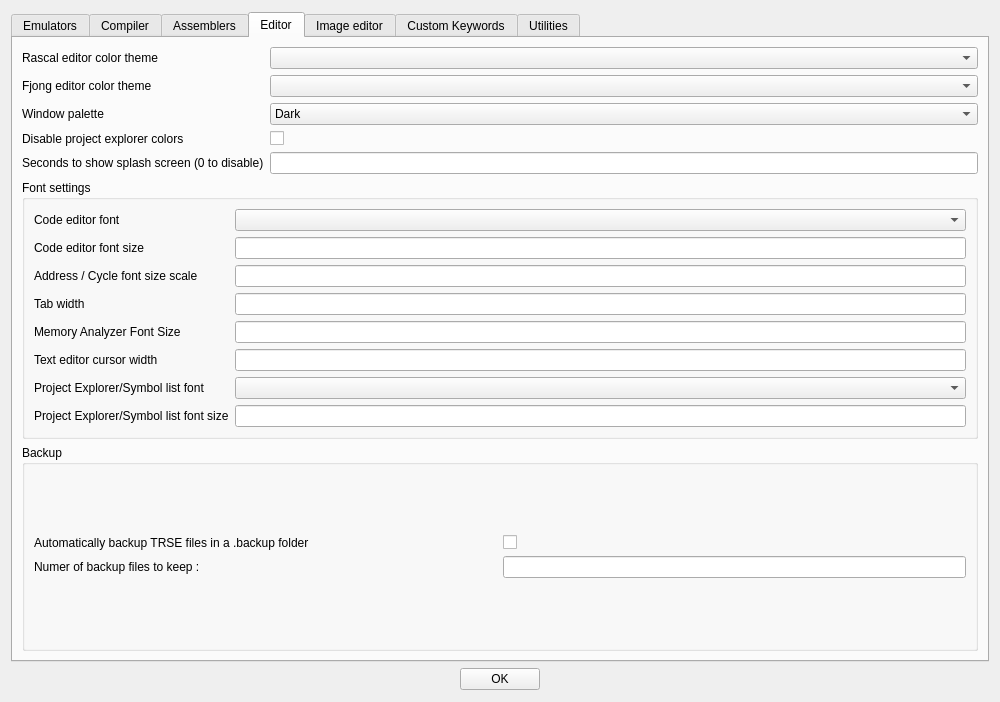
Qt form source/dialogtrsesettings.ui (leuat/TRSE) before a commit.
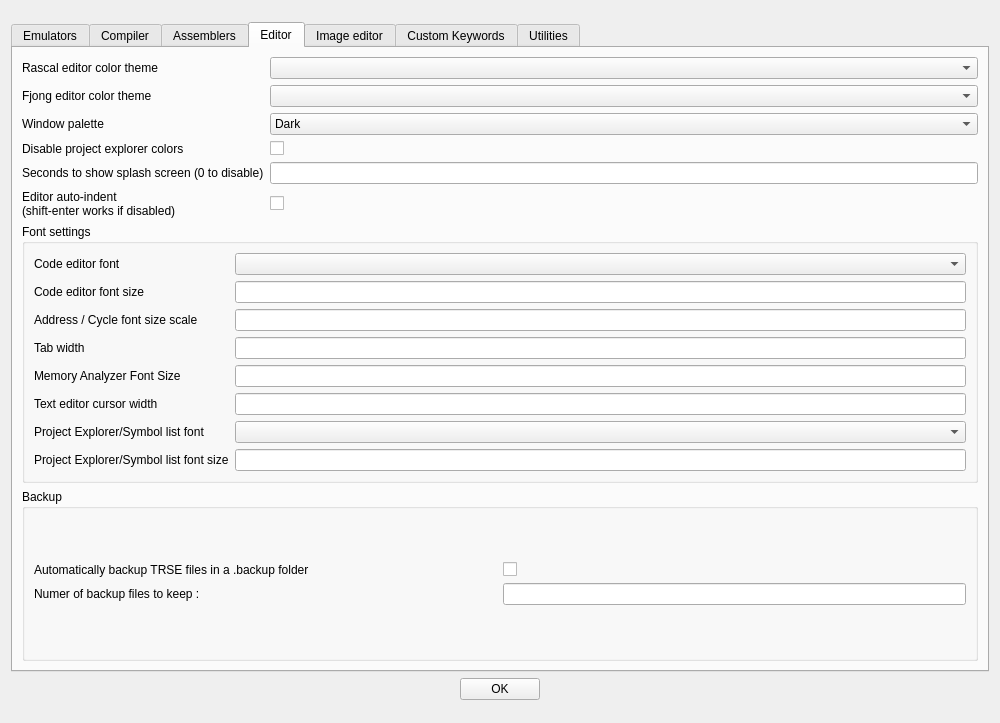
The same form after that commit. The open tabs and pages were chosen to show the change.

Commit message:
Feature: auto indent editor & tab/backtab (#596)
* Tab/Backtab, auto indent, auto end;
* Fix tiny bug
* TRSE autocomplete settings + file extensions added to codeeditor
* Fix dot
* Make setting to be enabled/disabled
* Remove debugs
* Update description in settings

```diff
--- a/source/dialogtrsesettings.ui
+++ b/source/dialogtrsesettings.ui
@@ -7,7 +7,7 @@
     <x>0</x>
     <y>0</y>
     <width>1000</width>
-    <height>702</height>
+    <height>723</height>
    </rect>
   </property>
   <property name="windowTitle">
@@ -25,7 +25,7 @@
         </size>
        </property>
        <property name="currentIndex">
-        <number>2</number>
+        <number>3</number>
        </property>
        <widget class="QWidget" name="tab_2">
         <attribute name="title">
@@ -1053,8 +1053,29 @@
         <layout class="QGridLayout" name="gridLayout_24">
          <item row="0" column="0">
           <layout class="QGridLayout" name="gridLayout_5">
-           <item row="1" column="1">
-            <widget class="QComboBox" name="cmbThemeFjong"/>
+           <item row="3" column="2">
+            <widget class="QCheckBox" name="chkDisableFileColors">
+             <property name="text">
+              <string/>
+             </property>
+            </widget>
+           </item>
+           <item row="0" column="2">
+            <widget class="QComboBox" name="cmbTheme"/>
+           </item>
+           <item row="2" column="2">
+            <widget class="QComboBox" name="cmbPalette">
+             <item>
+              <property name="text">
+               <string>Dark</string>
+              </property>
+             </item>
+             <item>
+              <property name="text">
+               <string>Light</string>
+              </property>
+             </item>
+            </widget>
            </item>
            <item row="4" column="0">
             <widget class="QLabel" name="label_47">
@@ -1063,10 +1084,18 @@
              </property>
             </widget>
            </item>
-           <item row="2" column="0">
-            <widget class="QLabel" name="label_8">
+           <item row="0" column="0">
+            <widget class="QLabel" name="label_3">
              <property name="text">
-              <string>Window palette</string>
+              <string>Rascal editor color theme</string>
+             </property>
+            </widget>
+           </item>
+           <item row="5" column="0">
+            <widget class="QLabel" name="label_56">
+             <property name="text">
+              <string>Editor auto-indent
+(shift-enter works if disabled)</string>
              </property>
             </widget>
            </item>
@@ -1077,23 +1106,6 @@
              </property>
             </widget>
            </item>
-           <item row="0" column="1">
-            <widget class="QComboBox" name="cmbTheme"/>
-           </item>
-           <item row="2" column="1">
-            <widget class="QComboBox" name="cmbPalette">
-             <item>
-              <property name="text">
-               <string>Dark</string>
-              </property>
-             </item>
-             <item>
-              <property name="text">
-               <string>Light</string>
-              </property>
-             </item>
-            </widget>
-           </item>
            <item row="1" column="0">
             <widget class="QLabel" name="label_21">
              <property name="text">
@@ -1101,23 +1113,26 @@
              </property>
             </widget>
            </item>
-           <item row="3" column="1">
-            <widget class="QCheckBox" name="chkDisableFileColors">
-             <property name="text">
-              <string/>
-             </property>
-            </widget>
-           </item>
-           <item row="0" column="0">
-            <widget class="QLabel" name="label_3">
-             <property name="text">
-              <string>Rascal editor color theme</string>
-             </property>
-            </widget>
-           </item>
-           <item row="4" column="1">
+           <item row="4" column="2">
             <widget class="QLineEdit" name="leSplashSeconds"/>
            </item>
+           <item row="1" column="2">
+            <widget class="QComboBox" name="cmbThemeFjong"/>
+           </item>
+           <item row="2" column="0">
+            <widget class="QLabel" name="label_8">
+             <property name="text">
+              <string>Window palette</string>
+             </property>
+            </widget>
+           </item>
+           <item row="5" column="2">
+            <widget class="QCheckBox" name="chkAutoComplete">
+             <property name="text">
+              <string/>
+             </property>
+            </widget>
+           </item>
           </layout>
          </item>
          <item row="1" column="0">
```
The commit also changes 6 other files.
